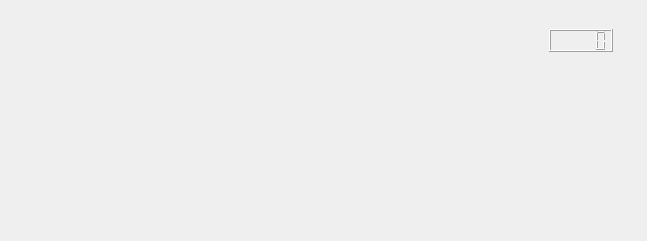
First picture: the form in Symulator/charts.ui, repository jakubt33/Inverted_Pendulum_Symulator, before the edit.
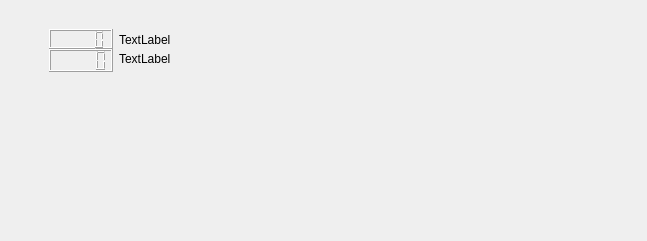
Second picture: the form after the edit. Custom widgets are drawn as their Qt base class.

Commit message: Charts: added second line and legend

```diff
--- a/Symulator/charts.ui
+++ b/Symulator/charts.ui
@@ -31,8 +31,27 @@
    <widget class="QLCDNumber" name="customValue">
     <property name="geometry">
      <rect>
-      <x>540</x>
+      <x>40</x>
       <y>20</y>
+      <width>64</width>
+      <height>20</height>
+     </rect>
+    </property>
+    <property name="font">
+     <font>
+      <weight>75</weight>
+      <bold>true</bold>
+     </font>
+    </property>
+    <property name="autoFillBackground">
+     <bool>true</bool>
+    </property>
+   </widget>
+   <widget class="QLCDNumber" name="customValue2">
+    <property name="geometry">
+     <rect>
+      <x>40</x>
+      <y>40</y>
       <width>64</width>
       <height>23</height>
      </rect>
@@ -47,6 +66,32 @@
      <bool>true</bool>
     </property>
    </widget>
+   <widget class="QLabel" name="label1">
+    <property name="geometry">
+     <rect>
+      <x>110</x>
+      <y>20</y>
+      <width>91</width>
+      <height>21</height>
+     </rect>
+    </property>
+    <property name="text">
+     <string>TextLabel</string>
+    </property>
+   </widget>
+   <widget class="QLabel" name="label2">
+    <property name="geometry">
+     <rect>
+      <x>110</x>
+      <y>40</y>
+      <width>91</width>
+      <height>20</height>
+     </rect>
+    </property>
+    <property name="text">
+     <string>TextLabel</string>
+    </property>
+   </widget>
   </widget>
  </widget>
  <customwidgets>
```
Left out of the diff: 2 changed lines with no effect on the pictures. The commit also changes 11 other files.
